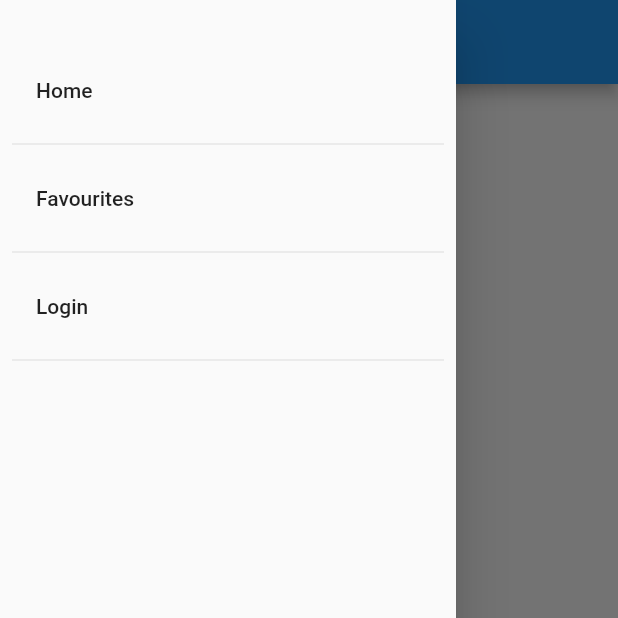
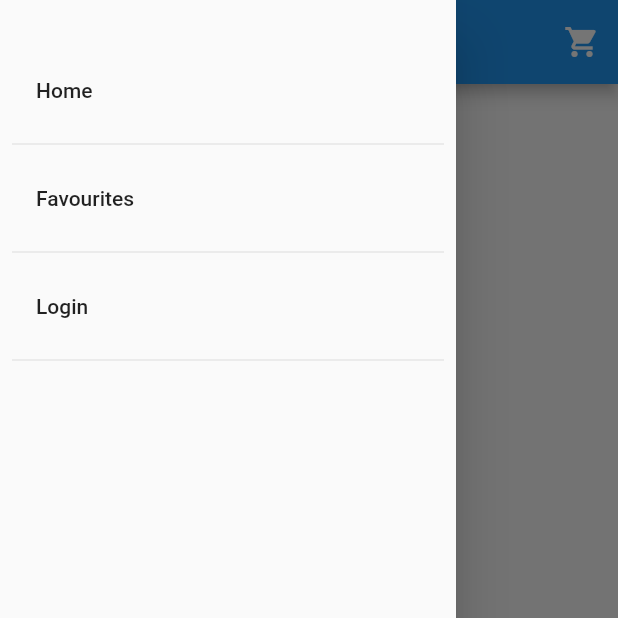
Before and after one commit to alona-tepukhina/ginger_shop, a Flutter app: the screen it shows after launch, with the side drawer open, on a phone screen of 412 x 824 dp, the top half of it. Run offline on Flutter 3.47's test engine with Material 2 defaults, Android fonts, the phone set to English and light mode, and no system bars; our stand-ins replace cloud_firestore, firebase_auth, firebase_core; accounts and stored records are empty.

Commit message:
Added "Add to cart" functions

```diff
--- a/lib/db/db_product.dart
+++ b/lib/db/product.dart
@@ -1,9 +1,7 @@
-// Product taken from Database
-
 import 'package:cloud_firestore/cloud_firestore.dart';
 
-class DBProduct {
-  DBProduct({
+class Product {
+  Product({
     required this.brand,
     required this.productName,
     required this.productPrice,
@@ -12,14 +10,17 @@ class DBProduct {
     required this.isFavourite,
     required this.id,
     required this.documentSnapshot,
+    this.numberOfProducts = 0,
   });
 
   final String brand;
   final String productName;
-  final String productPrice;
+  final String
+      productPrice; //TODO: change to double in database and everywhere in code
   final String imageUrl;
   final String shortDescription;
   final bool isFavourite;
   final String id;
   final DocumentSnapshot documentSnapshot;
+  int numberOfProducts;
 }
--- a/lib/main.dart
+++ b/lib/main.dart
@@ -1,5 +1,6 @@
 import 'package:flutter/material.dart';
 import 'package:firebase_core/firebase_core.dart';
+import 'package:ginger_shop/db/cart_model.dart';
 import 'package:provider/provider.dart';
 import 'package:ginger_shop/screens/homepage.dart';
 import 'package:ginger_shop/db/user_dao.dart';
@@ -8,6 +9,7 @@ import 'package:ginger_shop/screens/add_product.dart';
 import 'package:ginger_shop/screens/admin_page.dart';
 import 'package:ginger_shop/screens/favourites_page.dart';
 import 'package:ginger_shop/screens/product_page.dart';
+import 'package:ginger_shop/screens/cart_screen.dart';
 
 Future<void> main() async {
   WidgetsFlutterBinding.ensureInitialized();
@@ -20,8 +22,11 @@ class MyApp extends StatelessWidget {
 
   @override
   Widget build(BuildContext context) {
-    return ChangeNotifierProvider<UserDao>(
-      create: (_) => UserDao(),
+    return MultiProvider(
+      providers: [
+        ChangeNotifierProvider<UserDao>(create: (_) => UserDao()),
+        ChangeNotifierProvider(create: (_) => CartModel())
+      ],
       child: MaterialApp(
         routes: {
           '/home': (context) => const HomePage(),
@@ -29,6 +34,7 @@ class MyApp extends StatelessWidget {
           '/login': (context) => const LoginScreen(),
           '/admin': (context) => const AdminPage(),
           '/addProduct': (context) => const AddProduct(),
+          '/cart': (context) => const CartScreen(),
         },
         //home: const HomePage(),
         // home: Consumer<UserDao>(
--- a/lib/screens/admin_page.dart
+++ b/lib/screens/admin_page.dart
@@ -5,7 +5,7 @@ import 'package:ginger_shop/ui/product_item.dart';
 import 'package:provider/provider.dart';
 import 'package:ginger_shop/db/user_dao.dart';
 import 'package:ginger_shop/ui/main_menu.dart';
-import 'package:ginger_shop/db/db_product.dart';
+import 'package:ginger_shop/db/product.dart';
 
 class AdminPage extends StatelessWidget {
   const AdminPage({Key? key}) : super(key: key);
@@ -34,7 +34,7 @@ class AdminPage extends StatelessWidget {
                   itemCount: snapshot.data?.docs.length,
                   itemBuilder: (context, index) {
                     DocumentSnapshot data = snapshot.data!.docs[index];
-                    final product = DBProduct(
+                    final product = Product(
                         brand: data['brand'],
                         productName: data['productName'],
                         productPrice: data['price'],
--- a/lib/screens/favourites_page.dart
+++ b/lib/screens/favourites_page.dart
@@ -5,7 +5,7 @@ import 'package:ginger_shop/ui/product_item.dart';
 import 'package:provider/provider.dart';
 import 'package:ginger_shop/db/user_dao.dart';
 import 'package:ginger_shop/ui/main_menu.dart';
-import 'package:ginger_shop/db/db_product.dart';
+import 'package:ginger_shop/db/product.dart';
 
 class FavouritesPage extends StatelessWidget {
   const FavouritesPage({Key? key}) : super(key: key);
@@ -37,7 +37,7 @@ class FavouritesPage extends StatelessWidget {
                   itemCount: snapshot.data?.docs.length,
                   itemBuilder: (context, index) {
                     DocumentSnapshot data = snapshot.data!.docs[index];
-                    final product = DBProduct(
+                    final product = Product(
                         brand: data['brand'],
                         productName: data['productName'],
                         productPrice: data['price'],
--- a/lib/screens/homepage.dart
+++ b/lib/screens/homepage.dart
@@ -5,7 +5,9 @@ import 'package:ginger_shop/ui/product_item.dart';
 import 'package:provider/provider.dart';
 import 'package:ginger_shop/db/user_dao.dart';
 import 'package:ginger_shop/ui/main_menu.dart';
-import 'package:ginger_shop/db/db_product.dart';
+import 'package:ginger_shop/db/product.dart';
+import 'package:ginger_shop/screens/cart_screen.dart';
+import 'package:ginger_shop/db/cart_model.dart';
 
 class HomePage extends StatelessWidget {
   const HomePage({Key? key}) : super(key: key);
@@ -13,6 +15,8 @@ class HomePage extends StatelessWidget {
   @override
   Widget build(BuildContext context) {
     final userDao = Provider.of<UserDao>(context, listen: false);
+    //final cartModel = Provider.of<CartModel>(context, listen: false);
+
     bool isAdmin = userDao.isLoggedIn();
 
     return Scaffold(
@@ -23,8 +27,15 @@ class HomePage extends StatelessWidget {
         ),
       ),
       appBar: AppBar(
-        title: const Text('Products list'),
+        title: const Text('Products'),
         centerTitle: true,
+        actions: [
+          IconButton(
+              onPressed: () {
+                Navigator.pushNamed(context, '/cart');
+              },
+              icon: const Icon(Icons.shopping_cart)),
+        ],
       ),
       body: StreamBuilder<QuerySnapshot>(
         stream: FirebaseFirestore.instance.collection('products').snapshots(),
@@ -35,7 +46,7 @@ class HomePage extends StatelessWidget {
                   itemCount: snapshot.data?.docs.length,
                   itemBuilder: (context, index) {
                     DocumentSnapshot data = snapshot.data!.docs[index];
-                    final product = DBProduct(
+                    final product = Product(
                         brand: data['brand'],
                         productName: data['productName'],
                         productPrice: data['price'],
```
Also changed, not shown: lib/db/cart_model.dart (added, +52 -0 lines), lib/screens/cart_screen.dart (added, +76 -0 lines), lib/screens/product_page.dart (+42 -16 lines), lib/ui/cart_is_empty.dart (added, +32 -0 lines), lib/ui/product_item.dart (+21 -4 lines).
